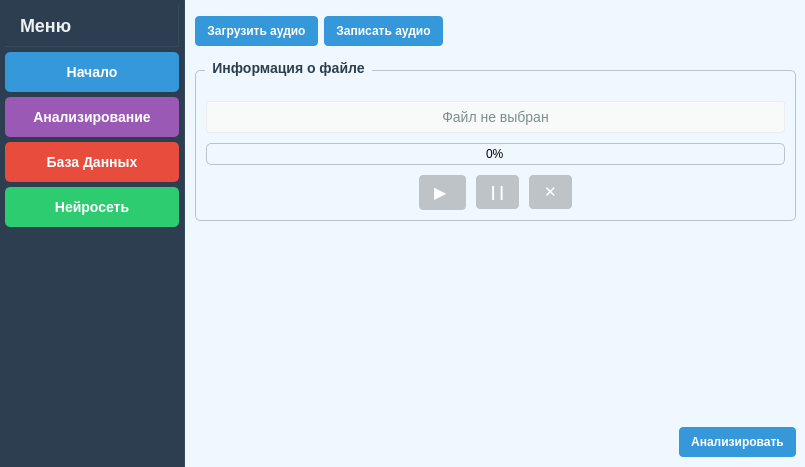
The window that gui/main_window.ui (akuakj/course_project) describes before a commit, drawn with Qt 5.
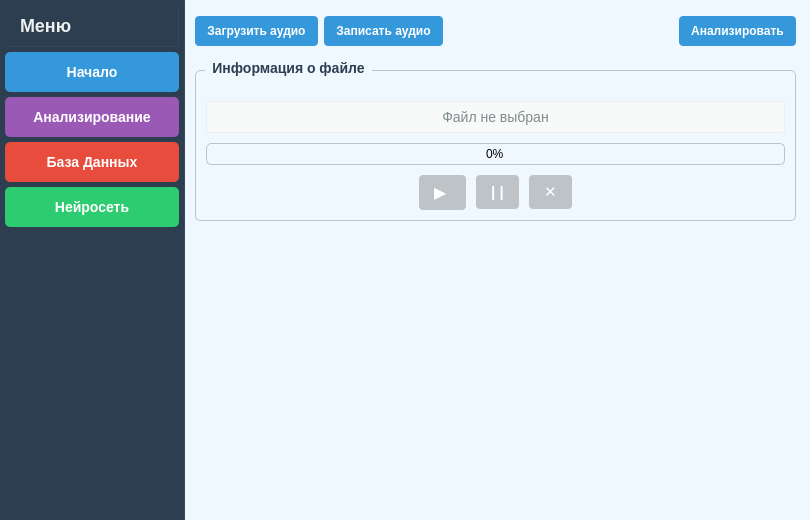
The same window after the commit. The open tabs and pages were chosen to show the change.

Diff of the .ui file:
```diff
--- a/gui/main_window.ui
+++ b/gui/main_window.ui
@@ -6,8 +6,8 @@
    <rect>
     <x>0</x>
     <y>0</y>
-    <width>805</width>
-    <height>467</height>
+    <width>810</width>
+    <height>520</height>
    </rect>
   </property>
   <property name="windowTitle">
@@ -361,6 +361,29 @@
            </property>
           </spacer>
          </item>
+         <item>
+          <widget class="QPushButton" name="btn_analysis_audio">
+           <property name="styleSheet">
+            <string notr="true">QPushButton {
+    background-color: #3498DB;
+    color: white;
+    border: none;
+    padding: 8px 12px;
+    border-radius: 4px;
+    font-weight: bold;
+}
+
+QPushButton:hover {
+                background-color: #2980B9;
+                padding-left: 14px;
+            }
+</string>
+           </property>
+           <property name="text">
+            <string>Анализировать</string>
+           </property>
+          </widget>
+         </item>
         </layout>
        </widget>
        <widget class="QGroupBox" name="groupBox_file_info">
@@ -561,54 +584,6 @@
          </item>
         </layout>
        </widget>
-       <widget class="QWidget" name="layoutWidget_2">
-        <property name="geometry">
-         <rect>
-          <x>10</x>
-          <y>420</y>
-          <width>601</width>
-          <height>45</height>
-         </rect>
-        </property>
-        <layout class="QHBoxLayout" name="horizontalLayout_buttons_3">
-         <item>
-          <spacer name="horizontalSpacer_6">
-           <property name="orientation">
-            <enum>Qt::Orientation::Horizontal</enum>
-           </property>
-           <property name="sizeHint" stdset="0">
-            <size>
-             <width>40</width>
-             <height>20</height>
-            </size>
-           </property>
-          </spacer>
-         </item>
-         <item>
-          <widget class="QPushButton" name="btn_analysis_audio">
-           <property name="styleSheet">
-            <string notr="true">QPushButton {
-    background-color: #3498DB;
-    color: white;
-    border: none;
-    padding: 8px 12px;
-    border-radius: 4px;
-    font-weight: bold;
-}
-
-QPushButton:hover {
-                background-color: #2980B9;
-                padding-left: 14px;
-            }
-</string>
-           </property>
-           <property name="text">
-            <string>Анализировать</string>
-           </property>
-          </widget>
-         </item>
-        </layout>
-       </widget>
       </widget>
       <widget class="QWidget" name="page_database">
        <widget class="QTableWidget" name="table_voices">
```
Left out of the diff: 8 changed lines with no effect on the pictures.
